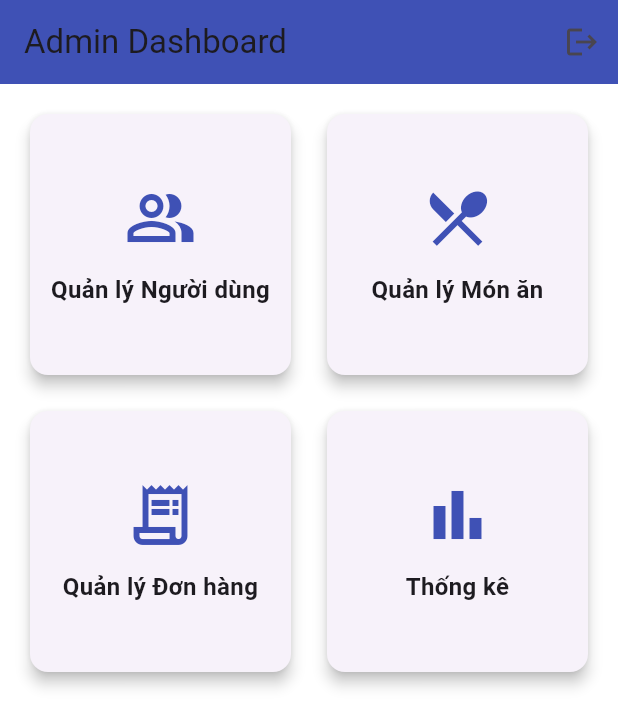
After one commit to ductai22dh114720/AnLaGhien, a Flutter app: the AdminDashboardScreen screen opened directly, on a phone screen of 412 x 824 dp. The commit adds this screen. Shown: the top 727 px of the screen. Run offline on Flutter 3.47's test engine with Material 3 defaults, Android fonts, the phone set to English and light mode, and no system bars; our stand-ins replace curved_navigation_bar, dio, flutter_map, flutter_secure_storage, get_storage, google_sign_in and 3 more; missing offline and left inert: carousel_slider_plus, webview_flutter_android, webview_flutter_wkwebview; accounts and stored records are empty; Roboto replaces fonts that are missing (Poppins).

Commit message:
admin super

```diff
--- /dev/null
+++ b/frontend_app/lib/features/dashboard/screen/admin_dashboard_screen.dart
@@ -0,0 +1,92 @@
+// lib/features/dashboard/screen/admin_dashboard_screen.dart
+import 'package:flutter/material.dart';
+import 'package:flutter_dapm/features/dashboard/screen/admin_user_management_screen.dart';
+// import các màn hình quản lý khác sau này
+// import 'package:flutter_dapm/features/dashboard/screen/admin_menu_management_screen.dart';
+
+class AdminDashboardScreen extends StatelessWidget {
+  const AdminDashboardScreen({super.key});
+
+  @override
+  Widget build(BuildContext context) {
+    return Scaffold(
+      appBar: AppBar(
+        title: const Text("Admin Dashboard"),
+        backgroundColor: Colors.indigo, // Dùng màu khác để phân biệt
+        actions: [
+          IconButton(
+            icon: const Icon(Icons.logout),
+            onPressed: () {
+              // TODO: Thêm logic đăng xuất
+            },
+          )
+        ],
+      ),
+      body: GridView.count(
+        padding: const EdgeInsets.all(16.0),
+        crossAxisCount: 2, // 2 cột
+        crossAxisSpacing: 16,
+        mainAxisSpacing: 16,
+        children: <Widget>[
+          _buildDashboardCard(
+            context,
+            icon: Icons.people_alt_outlined,
+            label: "Quản lý Người dùng",
+            onTap: () {
+              Navigator.of(context).push(
+                MaterialPageRoute(builder: (context) => const AdminUserManagementScreen()),
+              );
+            },
+          ),
+          _buildDashboardCard(
+            context,
+            icon: Icons.restaurant_menu_outlined,
+            label: "Quản lý Món ăn",
+            onTap: () {
+              // TODO: Điều hướng đến AdminMenuManagementScreen
+            },
+          ),
+          _buildDashboardCard(
+            context,
+            icon: Icons.receipt_long_outlined,
+            label: "Quản lý Đơn hàng",
+            onTap: () {
+              // TODO: Điều hướng đến AdminOrderManagementScreen
+            },
+          ),
+          _buildDashboardCard(
+            context,
+            icon: Icons.bar_chart_outlined,
+            label: "Thống kê",
+            onTap: () {
+              // TODO: Điều hướng đến StatisticsScreen
+            },
+          ),
+        ],
+      ),
+    );
+  }
+
+  Widget _buildDashboardCard(BuildContext context, {required IconData icon, required String label, required VoidCallback onTap}) {
+    return InkWell(
+      onTap: onTap,
+      borderRadius: BorderRadius.circular(12),
+      child: Card(
+        elevation: 4,
+        shape: RoundedRectangleBorder(borderRadius: BorderRadius.circular(12)),
+        child: Column(
+          mainAxisAlignment: MainAxisAlignment.center,
+          children: [
+            Icon(icon, size: 48, color: Colors.indigo),
+            const SizedBox(height: 12),
+            Text(
+              label,
+              textAlign: TextAlign.center,
+              style: const TextStyle(fontWeight: FontWeight.bold, fontSize: 16),
+            ),
+          ],
+        ),
+      ),
+    );
+  }
+}
--- a/frontend_app/lib/main.dart
+++ b/frontend_app/lib/main.dart
@@ -3,6 +3,7 @@ import 'package:provider/provider.dart';
 import 'package:flutter_dapm/features/authentication/screen/splash_screen.dart';
 import 'package:flutter_dapm/shared/provider/cart_provider.dart';
 import 'package:flutter_dapm/shared/provider/wallet_provider.dart';
+import 'package:flutter_dapm/shared/provider/user_provider.dart';
 
 // KHÔNG cần async và GetStorage.init() nữa
 void main() {
@@ -11,6 +12,7 @@ void main() {
       providers: [
         ChangeNotifierProvider(create: (_) => CartProvider()),
         ChangeNotifierProvider(create: (_) => WalletProvider()),
+        ChangeNotifierProvider(create: (_) => UserProvider()),
         // Thêm các provider khác ở đây nếu cần
       ],
       child: const MyApp(),
```
Also changed, not shown: frontend_app/lib/features/authentication/screen/login_screen.dart (+27 -8 lines), frontend_app/lib/features/dashboard/screen/admin_user_management_screen.dart (added, +135 -0 lines), frontend_app/lib/features/dashboard/screen/home_screen.dart (+43 -9 lines), frontend_app/lib/shared/models/user_model.dart (+5 -3 lines), frontend_app/lib/shared/provider/user_provider.dart (added, +28 -0 lines), frontend_app/lib/shared/services/user_service.dart (+33 -0 lines).
